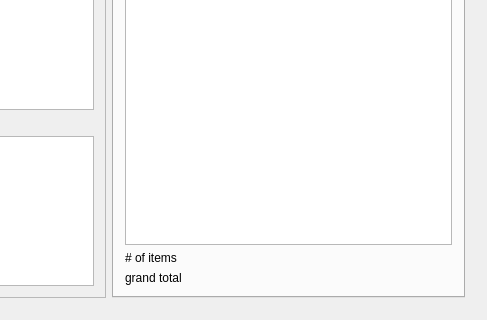
This is Baseball-Itinerary-Program/primewin.ui in xavierliancw/Based-Itinerary as Qt 5 draws it before an edit; both pictures show x 713 to 1200 and y 533 to 853 of the 1200 by 853 pixel window. The edited form follows.
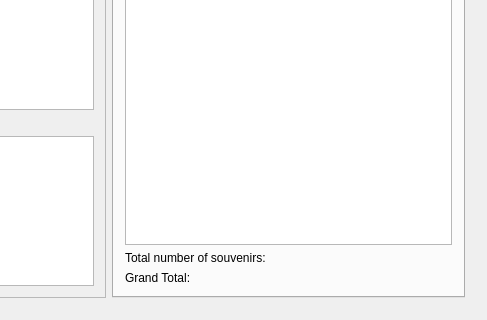
This is the edited form.

Commit message:
Fixed delete from cart function and implement spin box
Fixed the souvenir from cart function
Implemented the spin boxes to update the quantity of the souvenir

```diff
--- a/Baseball-Itinerary-Program/primewin.ui
+++ b/Baseball-Itinerary-Program/primewin.ui
@@ -1009,14 +1009,14 @@
             <item>
              <widget class="QLabel" name="totalSouvLbl">
               <property name="text">
-               <string># of items</string>
+               <string>Total number of souvenirs:</string>
               </property>
              </widget>
             </item>
             <item>
              <widget class="QLabel" name="totalPriceLbl">
               <property name="text">
-               <string>grand total</string>
+               <string>Grand Total:</string>
               </property>
              </widget>
             </item>
```
The commit also changes 3 other files.
